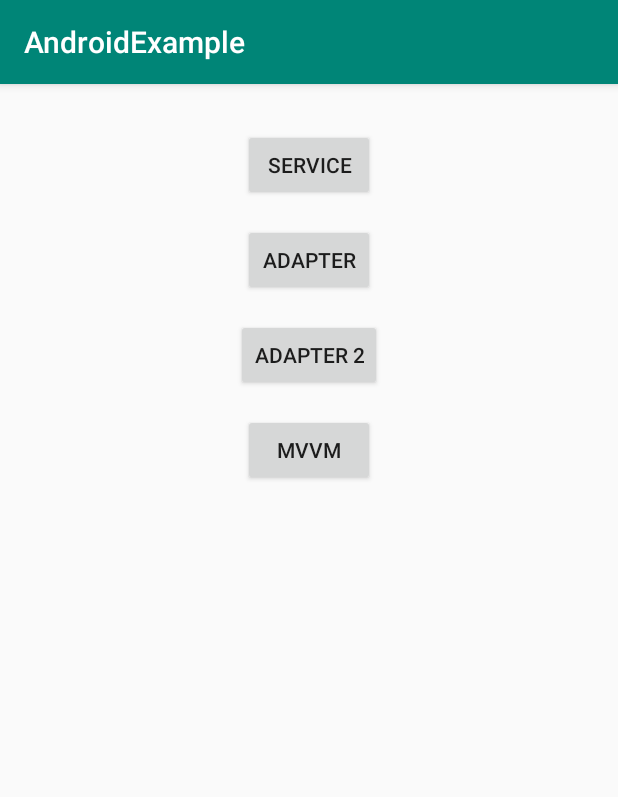
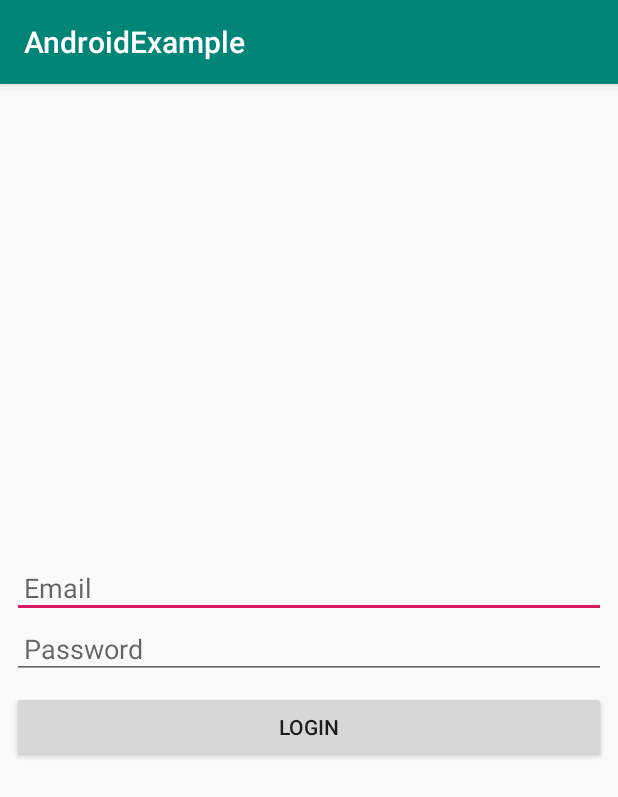
Before and after one commit to DICE777/AndroidExample, an Android app: the screen it shows after launch (MainActivity before the commit, MvvmActivity after it), after a tap on "MVVM", on a phone screen of 412 x 824 dp. Shown: the top 797 px of the screen. Run offline under Robolectric (Android 15) with nearby library versions, the phone set to English and light mode, and no system bars; our stand-ins replace data binding; 1 statement that could not run was skipped.

Commit message:
Add MVVM example

```diff
--- a/app/build.gradle
+++ b/app/build.gradle
@@ -16,6 +16,10 @@ android {
             proguardFiles getDefaultProguardFile('proguard-android-optimize.txt'), 'proguard-rules.pro'
         }
     }
+
+    dataBinding {
+        enabled = true
+    }
 }
 
 dependencies {
@@ -25,4 +29,5 @@ dependencies {
     testImplementation 'junit:junit:4.12'
     androidTestImplementation 'androidx.test:runner:1.2.0'
     androidTestImplementation 'androidx.test.espresso:espresso-core:3.2.0'
+    implementation 'androidx.lifecycle:lifecycle-extensions:2.0.0'
 }
--- a/app/src/main/AndroidManifest.xml
+++ b/app/src/main/AndroidManifest.xml
@@ -9,7 +9,8 @@
         android:roundIcon="@mipmap/ic_launcher_round"
         android:supportsRtl="true"
         android:theme="@style/AppTheme">
-        <activity android:name=".AdapterActivity2"></activity>
+        <activity android:name=".MvvmActivity"></activity>
+        <activity android:name=".AdapterActivity2" />
         <activity android:name=".MainActivity">
             <intent-filter>
                 <action android:name="android.intent.action.MAIN" />
--- /dev/null
+++ b/app/src/main/java/com/example/androidexample/LoginViewModel.java
@@ -0,0 +1,66 @@
+package com.example.androidexample;
+
+import android.text.TextUtils;
+import android.util.Patterns;
+
+import androidx.databinding.BaseObservable;
+import androidx.databinding.Bindable;
+
+import com.example.androidexample.Model.User;
+
+public class LoginViewModel extends BaseObservable {
+    private User user;
+
+    private String successMessage = "Login was successful";
+    private String errorMessage = "Email or Password not valid";
+
+    @Bindable
+    private String toastMessage = null;
+
+    public String getToastMessage() {
+        return toastMessage;
+    }
+
+    private void setToastMessage(String toastMessage) {
+        this.toastMessage = toastMessage;
+        //notifyPropertyChanged(com.example.androidexample.BR.toastMessage);
+    }
+
+    public void setUserEmail(String email) {
+        user.setEmail(email);
+        //notifyPropertyChanged(com.example.androidexample.BR.userEmail);
+    }
+
+    @Bindable
+    public String getUserEmail() {
+        return user.getEmail();
+    }
+
+    @Bindable
+    public String getUserPassword() {
+        return user.getPassword();
+    }
+
+    public void setUserPassword(String password) {
+        user.setPassword(password);
+        //notifyPropertyChanged(com.example.androidexample.BR.userPasswrod);
+    }
+
+    public LoginViewModel() {
+        user = new User("", "");
+    }
+
+    public void onLoginClicked() {
+        if (isInputDataVaild()) {
+            setToastMessage(successMessage);
+        } else {
+            setToastMessage(errorMessage);
+        }
+    }
+
+    public boolean isInputDataVaild() {
+        return !TextUtils.isEmpty(getUserEmail())
+                && Patterns.EMAIL_ADDRESS.matcher(getUserEmail()).matches() && getUserPassword().length() >5;
+    }
+
+}
--- a/app/src/main/java/com/example/androidexample/MainActivity.java
+++ b/app/src/main/java/com/example/androidexample/MainActivity.java
@@ -50,7 +50,8 @@ public class MainActivity extends AppCompatActivity {
         mvvmButton.setOnClickListener(new View.OnClickListener() {
             @Override
             public void onClick(View v) {
-                // TODO : Add to startActivity
+                Intent intent = new Intent(getApplicationContext(), MvvmActivity.class);
+                startActivity(intent);
             }
         });
     }
--- /dev/null
+++ b/app/src/main/java/com/example/androidexample/Model/User.java
@@ -0,0 +1,27 @@
+package com.example.androidexample.Model;
+
+public class User {
+    private String email;
+    private String password;
+
+    public User(String email, String password) {
+        this.email = email;
+        this.password = password;
+    }
+
+    public String getEmail() {
+        return email;
+    }
+
+    public void setEmail(String email) {
+        this.email = email;
+    }
+
+    public String getPassword() {
+        return password;
+    }
+
+    public void setPassword(String password) {
+        this.password = password;
+    }
+}
--- /dev/null
+++ b/app/src/main/java/com/example/androidexample/MvvmActivity.java
@@ -0,0 +1,29 @@
+package com.example.androidexample;
+
+import androidx.appcompat.app.AppCompatActivity;
+import androidx.databinding.BindingAdapter;
+import androidx.databinding.DataBindingUtil;
+
+import android.os.Bundle;
+import android.view.View;
+import android.widget.Toast;
+
+import com.example.androidexample.databinding.ActivityMvvmBinding;
+
+public class MvvmActivity extends AppCompatActivity {
+
+    @Override
+    protected void onCreate(Bundle savedInstanceState) {
+        super.onCreate(savedInstanceState);
+        ActivityMvvmBinding binding = DataBindingUtil.setContentView(this, R.layout.activity_mvvm);
+        binding.setViewModel(new LoginViewModel());
+        binding.executePendingBindings();
+    }
+
+    @BindingAdapter({"toastMessage"})
+    public static void runMe(View view, String message) {
+        if (message != null) {
+            Toast.makeText(view.getContext(), message, Toast.LENGTH_SHORT).show();
+        }
+    }
+}
--- /dev/null
+++ b/app/src/main/res/layout/activity_mvvm.xml
@@ -0,0 +1,50 @@
+<?xml version="1.0" encoding="utf-8"?>
+<layout  xmlns:android="http://schemas.android.com/apk/res/android"
+    xmlns:bind="http://schemas.android.com/tools">
+
+    <data>
+        <variable
+            name="viewModel"
+            type="com.example.androidexample.LoginViewModel" />
+    </data>
+
+    <ScrollView
+        android:layout_width="match_parent"
+        android:layout_height="match_parent">
+
+        <LinearLayout
+            android:layout_width="match_parent"
+            android:layout_height="wrap_content"
+            android:layout_gravity="center"
+            android:layout_margin="8dp"
+            android:orientation="vertical">
+
+            <EditText
+                android:id="@+id/inEmail"
+                android:layout_width="match_parent"
+                android:layout_height="wrap_content"
+                android:hint="Email"
+                android:inputType="textEmailAddress"
+                android:padding="8dp"
+                android:text="@={viewModel.userEmail}" />
+
+            <EditText
+                android:id="@+id/inPassword"
+                android:layout_width="match_parent"
+                android:layout_height="wrap_content"
+                android:hint="Password"
+                android:inputType="textPassword"
+                android:padding="8dp"
+                android:text="@={viewModel.userPassword}"/>
+
+            <Button
+                android:layout_width="match_parent"
+                android:layout_height="wrap_content"
+                android:layout_marginTop="8dp"
+                android:onClick="@{() -> viewModel.onLoginClicked()}"
+                android:text="LOGIN"
+                bind:toastMessage="@{viewModel.toastMessage}"/>
+        </LinearLayout>
+
+    </ScrollView>
+</layout>
```
